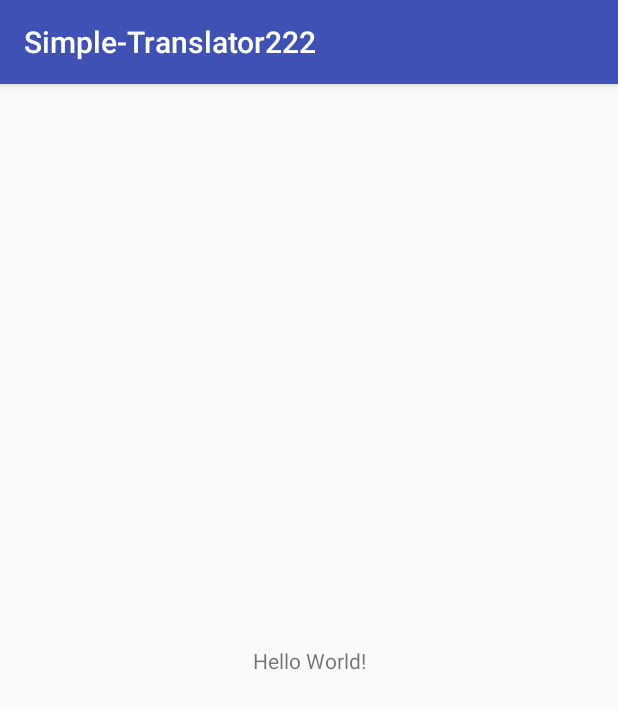
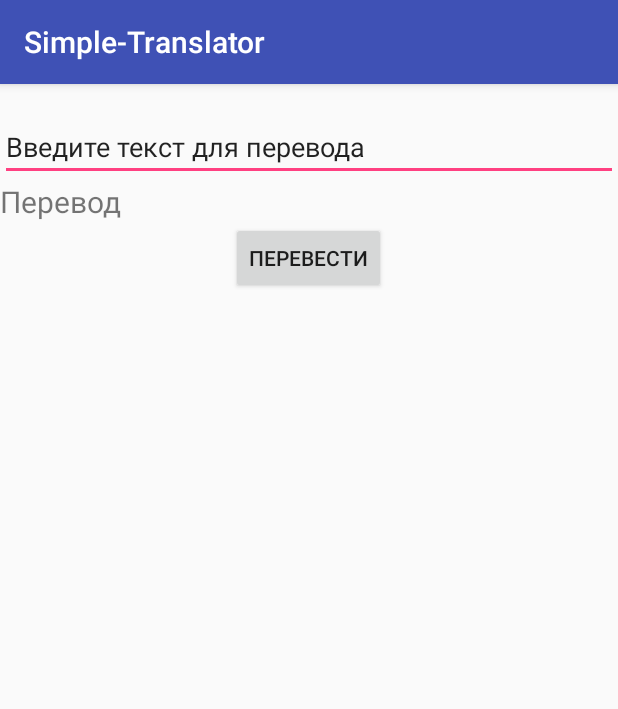
Before and after one commit to DmeetyXC/Simple-Translator, an Android app: the screen it shows after launch (MainActivity), on a phone screen of 412 x 824 dp. Shown: the top 709 px of the screen. Run offline under Robolectric (Android 15) with nearby library versions, the phone set to English and light mode, and no system bars.

Commit message:
Added main functions

```diff
--- a/app/build.gradle
+++ b/app/build.gradle
@@ -20,11 +20,14 @@ android {
 }
 
 dependencies {
-    compile fileTree(dir: 'libs', include: ['*.jar'])
+    compile fileTree(include: ['*.jar'], dir: 'libs')
     androidTestCompile('com.android.support.test.espresso:espresso-core:2.2.2', {
         exclude group: 'com.android.support', module: 'support-annotations'
     })
     compile 'com.android.support:appcompat-v7:26.+'
     compile 'com.android.support.constraint:constraint-layout:1.0.2'
+    compile 'com.squareup.retrofit2:retrofit:2.3.0'
+    compile 'com.squareup.retrofit2:converter-gson:2.3.0'
+    compile 'com.google.code.gson:gson:2.7'
     testCompile 'junit:junit:4.12'
 }
--- /dev/null
+++ b/app/src/main/java/com/example/dima/simple_translator/ILink.java
@@ -0,0 +1,16 @@
+package com.example.dima.simple_translator;
+
+import java.util.Map;
+
+import retrofit2.Call;
+import retrofit2.http.FieldMap;
+import retrofit2.http.FormUrlEncoded;
+import retrofit2.http.POST;
+
+public interface ILink {
+    @FormUrlEncoded
+    //ссылка на путь отправленного запроса
+    @POST("/api/v1.5/tr.json/translate")
+    //запрос
+    Call<Object> translate(@FieldMap Map<String, String> map);
+}
--- /dev/null
+++ b/app/src/main/java/com/example/dima/simple_translator/MainActivity.java
@@ -0,0 +1,83 @@
+package com.example.dima.simple_translator;
+
+import android.os.Bundle;
+import android.os.StrictMode;
+import android.support.v7.app.AppCompatActivity;
+import android.util.Log;
+import android.view.View;
+import android.widget.Button;
+import android.widget.EditText;
+import android.widget.TextView;
+import android.widget.Toast;
+
+import com.google.gson.Gson;
+import com.google.gson.GsonBuilder;
+
+import java.util.HashMap;
+import java.util.Map;
+
+import retrofit2.Call;
+import retrofit2.Response;
+import retrofit2.Retrofit;
+import retrofit2.converter.gson.GsonConverterFactory;
+
+public class MainActivity extends AppCompatActivity {
+
+    private EditText inputText;
+    private TextView translateText;
+    private Button translateButton;
+
+    private final String URL = "https://translate.yandex.net";
+    //ключ получаем в личном кабинете яндекса
+    private final String KEY = "trnsl.1.1.20170727T191414Z.d9ffadfccb09062a." +
+            "0408bc665ca311f353b39eb4ab75751318c91043";
+
+    private Gson gson = new GsonBuilder().create();
+    private Retrofit retrofit = new Retrofit.Builder()
+            .addConverterFactory(GsonConverterFactory.create(gson))
+            .baseUrl(URL)
+            .build();
+
+    private ILink service = retrofit.create(ILink.class);
+
+    @Override
+    protected void onCreate(Bundle savedInstanceState) {
+        super.onCreate(savedInstanceState);
+        setContentView(R.layout.activity_main);
+
+        inputText = (EditText) findViewById(R.id.input_text);
+        translateText = (TextView) findViewById(R.id.translate_text);
+        translateButton = (Button) findViewById(R.id.translate_button);
+
+        StrictMode.ThreadPolicy policy = new StrictMode.ThreadPolicy.Builder().permitAll().build();
+        StrictMode.setThreadPolicy(policy);
+
+        translateButton.setOnClickListener(new View.OnClickListener() {
+            @Override
+            public void onClick(View view) {
+                Map<String, String> mapJson = new HashMap<String, String>();
+                mapJson.put("key", KEY);
+                mapJson.put("text", inputText.getText().toString());
+                mapJson.put("lang", "en-ru");
+
+                Call<Object> call = service.translate(mapJson);
+                try {
+                    Response<Object> response = call.execute();
+                    Map<String, String> map = gson.fromJson(response.body().toString(), Map.class);
+
+                    //вывод только перевод заданного слова
+                    for (Map.Entry e : map.entrySet())
+                    {
+                        if (e.getKey().equals("text")) {
+                            //System.out.println(e.getKey() + " " + e.getValue());
+                            translateText.setText(" " + e.getValue().toString());
+                        }
+                    }
+                } catch (Exception e) {
+                    Log.e("ERROR", e.toString());
+                    Toast.makeText(getApplicationContext(),  "Ошибка" , Toast.LENGTH_LONG).show();
+                }
+            }
+        });
+    }
+}
--- a/app/src/main/res/layout/activity_main.xml
+++ b/app/src/main/res/layout/activity_main.xml
@@ -1,18 +1,45 @@
 <?xml version="1.0" encoding="utf-8"?>
-<android.support.constraint.ConstraintLayout xmlns:android="http://schemas.android.com/apk/res/android"
+<RelativeLayout xmlns:android="http://schemas.android.com/apk/res/android"
     xmlns:app="http://schemas.android.com/apk/res-auto"
     xmlns:tools="http://schemas.android.com/tools"
     android:layout_width="match_parent"
     android:layout_height="match_parent"
-    tools:context="com.example.dima.simple_translator222.MainActivity">
+    android:orientation="vertical"
+    tools:context="com.example.dima.simple_translator.MainActivity">
 
     <TextView
+        android:id="@+id/translate_text"
         android:layout_width="wrap_content"
         android:layout_height="wrap_content"
-        android:text="Hello World!"
+        android:text="@string/tranlate_text"
         app:layout_constraintBottom_toBottomOf="parent"
         app:layout_constraintLeft_toLeftOf="parent"
         app:layout_constraintRight_toRightOf="parent"
-        app:layout_constraintTop_toTopOf="parent" />
+        app:layout_constraintTop_toTopOf="parent"
+        app:layout_constraintVertical_bias="0.186"
+        android:layout_below="@+id/input_text"
+        android:layout_alignParentEnd="true"
+        android:layout_alignParentStart="true"
+        android:textSize="20dp"/>
 
-</android.support.constraint.ConstraintLayout>
+    <Button
+        android:id="@+id/translate_button"
+        android:layout_width="wrap_content"
+        android:layout_height="wrap_content"
+        android:layout_below="@+id/translate_text"
+        android:layout_centerHorizontal="true"
+        android:text="@string/translate" />
+
+    <EditText
+        android:id="@+id/input_text"
+        android:layout_width="wrap_content"
+        android:layout_height="wrap_content"
+        android:layout_alignParentTop="true"
+        android:layout_marginTop="19dp"
+        android:ems="10"
+        android:inputType="textPersonName"
+        android:text="@string/input_text"
+        android:layout_alignParentEnd="true"
+        android:layout_alignParentStart="true" />
+
+</RelativeLayout>
--- a/app/src/main/res/values/strings.xml
+++ b/app/src/main/res/values/strings.xml
@@ -1,3 +1,6 @@
 <resources>
-    <string name="app_name">Simple-Translator222</string>
+    <string name="app_name">Simple-Translator</string>
+    <string name="translate">Перевести</string>
+    <string name="input_text">Введите текст для перевода</string>
+    <string name="tranlate_text">Перевод</string>
 </resources>
```
Also changed, not shown: app/src/main/AndroidManifest.xml (+5 -2 lines), app/src/main/java/com/example/dima/simple_translator222/MainActivity.java (deleted, +0 -13 lines), 4 other files.
